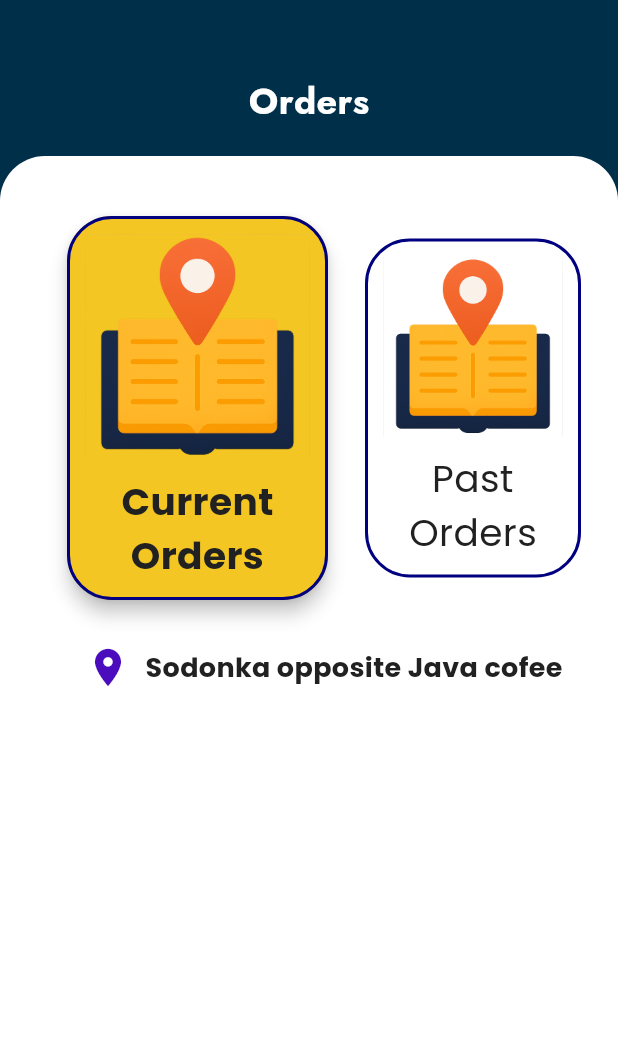
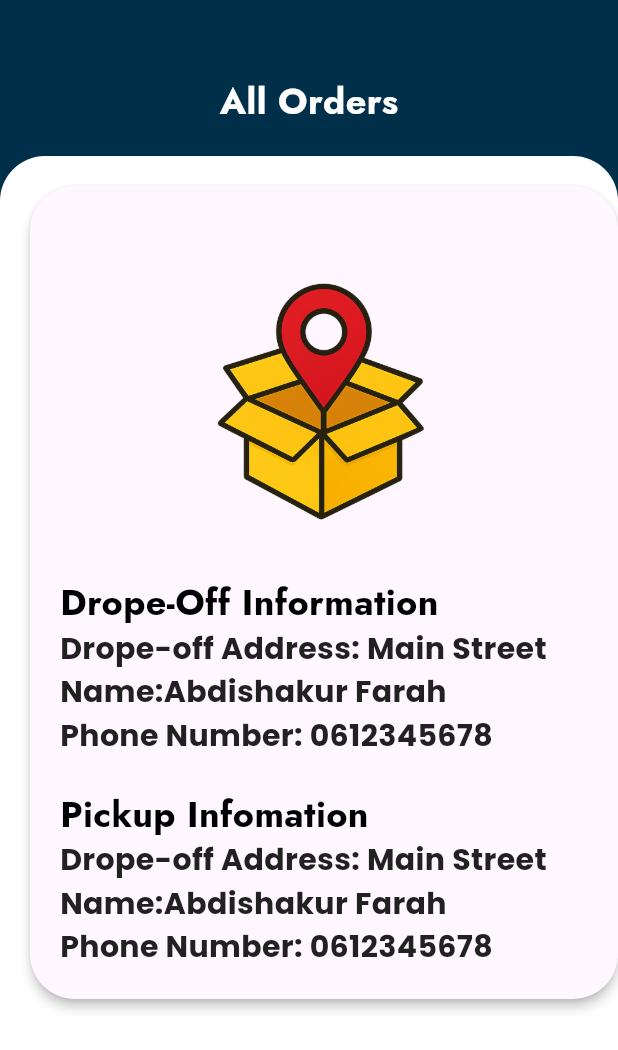
Before and after one commit to Abdishakur85/Alaabqaade, a Flutter app: the screen it shows after launch, on a phone screen of 412 x 824 dp. Shown: the top 1050 px of the screen. Run offline on Flutter 3.47's test engine with Material 3 defaults, Android fonts, the phone set to English and light mode, and no system bars; our stand-ins replace cloud_firestore, curved_navigation_bar, firebase_auth, firebase_core, google_fonts, random_string and 3 more; missing offline and left inert: razorpay_flutter; accounts and stored records are empty.

Commit message:
waxaa dhamestirey orders page

```diff
--- /dev/null
+++ b/lib/admin/orders_admin.dart
@@ -0,0 +1,127 @@
+import 'package:alaabqaade/constants/theme_data.dart';
+import 'package:flutter/material.dart';
+
+class OrdersAdmin extends StatefulWidget {
+  const OrdersAdmin({super.key});
+
+  @override
+  State<OrdersAdmin> createState() => _OrdersAdminState();
+}
+
+class _OrdersAdminState extends State<OrdersAdmin> {
+  @override
+  Widget build(BuildContext context) {
+    return Scaffold(
+      backgroundColor: AppColors.secondary,
+      body: Container(
+        margin: EdgeInsets.only(top: 50),
+        child: Column(
+          children: [
+            Center(child: Text("All Orders", style: AppTextStyles.heading)),
+            SizedBox(height: 20),
+            Expanded(
+              child: Container(
+                width: MediaQuery.of(context).size.width,
+                padding: EdgeInsets.only(left: 20.0),
+                decoration: BoxDecoration(
+                  color: AppColors.surface,
+                  borderRadius: BorderRadius.only(
+                    topLeft: Radius.circular(30),
+                    topRight: Radius.circular(30),
+                  ),
+                ),
+                child: Column(
+                  children: [
+                    SizedBox(height: 20.0),
+                    Material(
+                      elevation: 3.0,
+                      borderRadius: BorderRadius.circular(30),
+
+                      child: Container(
+                        padding: EdgeInsets.all(20.0),
+                        width: MediaQuery.of(context).size.width,
+                        decoration: BoxDecoration(
+                          borderRadius: BorderRadius.circular(30),
+                        ),
+                        child: Column(
+                          crossAxisAlignment: CrossAxisAlignment.start,
+                          children: [
+                            SizedBox(height: 20.0),
+                            Center(
+                              child: Image.asset(
+                                "assets/box2.png",
+                                width: 200,
+                                height: 200,
+                                fit: BoxFit.cover,
+                              ),
+                            ),
+                            SizedBox(height: 20.0),
+                            Text(
+                              "Drope-Off Information",
+                              style: AppTextStyles.heading.copyWith(
+                                color: Colors.black,
+                              ),
+                            ),
+                            Text(
+                              "Drope-off Address:" + " Main Street  ",
+                              style: AppTextStyles.body.copyWith(
+                                fontSize: 20,
+                                fontWeight: FontWeight.bold,
+                              ),
+                            ),
+                            Text(
+                              "Name:" + "Abdishakur Farah",
+                              style: AppTextStyles.body.copyWith(
+                                fontSize: 20,
+                                fontWeight: FontWeight.bold,
+                              ),
+                            ),
+                            Text(
+                              "Phone Number:" + " 0612345678",
+                              style: AppTextStyles.body.copyWith(
+                                fontSize: 20,
+                                fontWeight: FontWeight.bold,
+                              ),
+                            ),
+                            SizedBox(height: 20.0),
+                            Text(
+                              "Pickup Infomation",
+                              style: AppTextStyles.heading.copyWith(
+                                color: Colors.black,
+                              ),
+                            ),
+                            Text(
+                              "Drope-off Address:" + " Main Street  ",
+                              style: AppTextStyles.body.copyWith(
+                                fontSize: 20,
+                                fontWeight: FontWeight.bold,
+                              ),
+                            ),
+                            Text(
+                              "Name:" + "Abdishakur Farah",
+                              style: AppTextStyles.body.copyWith(
+                                fontSize: 20,
+                                fontWeight: FontWeight.bold,
+                              ),
+                            ),
+                            Text(
+                              "Phone Number:" + " 0612345678",
+                              style: AppTextStyles.body.copyWith(
+                                fontSize: 20,
+                                fontWeight: FontWeight.bold,
+                              ),
+                            ),
+                          ],
+                        ),
+                      ),
+                    ),
+                  ],
+                ),
+              ),
+            ),
+          ],
+        ),
+      ),
+    );
+  }
+}
--- a/lib/main.dart
+++ b/lib/main.dart
@@ -1,7 +1,7 @@
 // import 'package:alaabqaade/views/onboarding_view.dart';
 
-import 'package:alaabqaade/views/order_view.dart';
-
+import 'package:alaabqaade/admin/orders_admin.dart';
+import 'package:alaabqaade/views/bottomnav.dart';
 import 'package:firebase_core/firebase_core.dart';
 
 import 'package:flutter/material.dart';
@@ -25,7 +25,7 @@ class MyApp extends StatelessWidget {
       debugShowCheckedModeBanner: false,
 
       //  home: onboarding ? OnboardingView() : PostView(),
-      home: Order(),
+      home: OrdersAdmin(),
     );
   }
 }
--- a/pubspec.yaml
+++ b/pubspec.yaml
@@ -44,7 +44,7 @@ dependencies:
   random_string: ^2.3.1
   razorpay_flutter: ^1.4.0
   http: ^1.4.0
-
+  timelines_plus: ^1.0.7
 
 dev_dependencies:
   flutter_test:
```
Also changed, not shown: lib/data/onboarding_items.dart (+14 -0 lines), lib/views/order_view.dart (+82 -1 lines), pubspec.lock, 1 other file.
